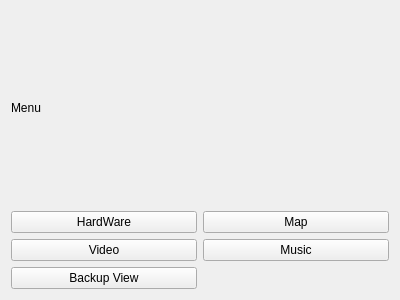
Qt form src/GUI/ui/menu_widget.ui (Li-Ruiqi777/VehicleSystem) before a commit.
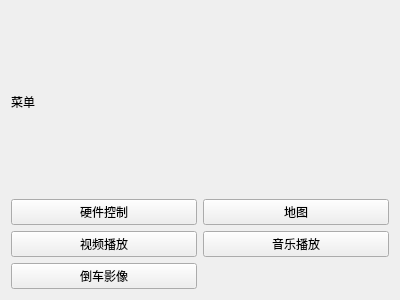
The same form after that commit.

Commit message: 4.7：解决Qt不能显示中文的问题

```diff
--- a/src/GUI/ui/menu_widget.ui
+++ b/src/GUI/ui/menu_widget.ui
@@ -17,7 +17,7 @@
    <item>
     <widget class="QLabel" name="label">
      <property name="text">
-      <string>Menu</string>
+      <string>菜单</string>
      </property>
     </widget>
    </item>
@@ -26,7 +26,7 @@
      <item row="0" column="0">
       <widget class="QPushButton" name="btn_hardware">
        <property name="text">
-        <string>HardWare</string>
+        <string>硬件控制</string>
        </property>
        <property name="idx" stdset="0">
         <number>1</number>
@@ -39,7 +39,7 @@
      <item row="1" column="1">
       <widget class="QPushButton" name="btn_music">
        <property name="text">
-        <string>Music</string>
+        <string>音乐播放</string>
        </property>
        <property name="idx" stdset="0">
         <number>4</number>
@@ -52,7 +52,7 @@
      <item row="1" column="0">
       <widget class="QPushButton" name="btn_video">
        <property name="text">
-        <string>Video</string>
+        <string>视频播放</string>
        </property>
        <property name="idx" stdset="0">
         <number>3</number>
@@ -65,7 +65,7 @@
      <item row="0" column="1">
       <widget class="QPushButton" name="btn_map">
        <property name="text">
-        <string>Map</string>
+        <string>地图</string>
        </property>
        <property name="idx" stdset="0">
         <number>2</number>
@@ -78,7 +78,7 @@
      <item row="2" column="0">
       <widget class="QPushButton" name="btn_backup">
        <property name="text">
-        <string>Backup View</string>
+        <string>倒车影像</string>
        </property>
        <property name="idx" stdset="0">
         <UInt>5</UInt>
```
The commit also changes 2 other files.
